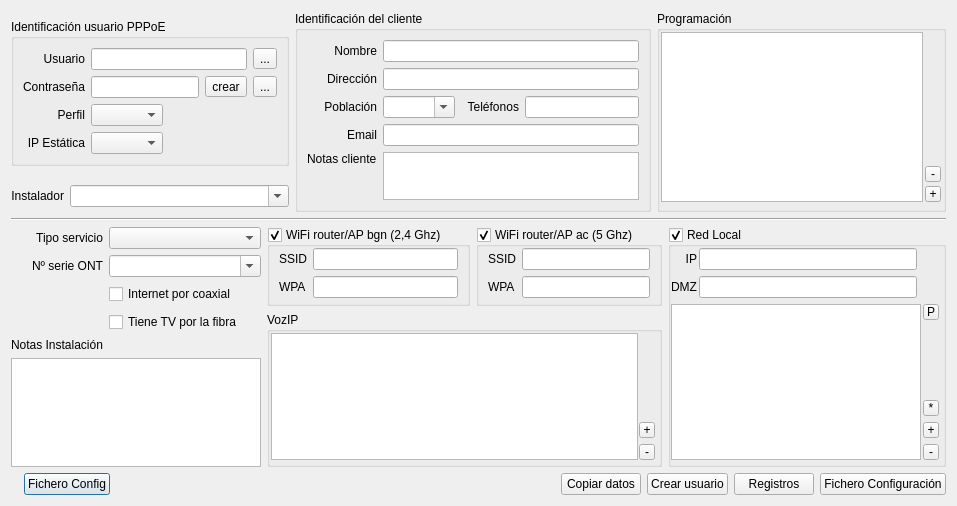
First picture: the form in src/Dialogs/DlgPPPUser.ui, repository silderan/QMikPPPManager, before the edit.
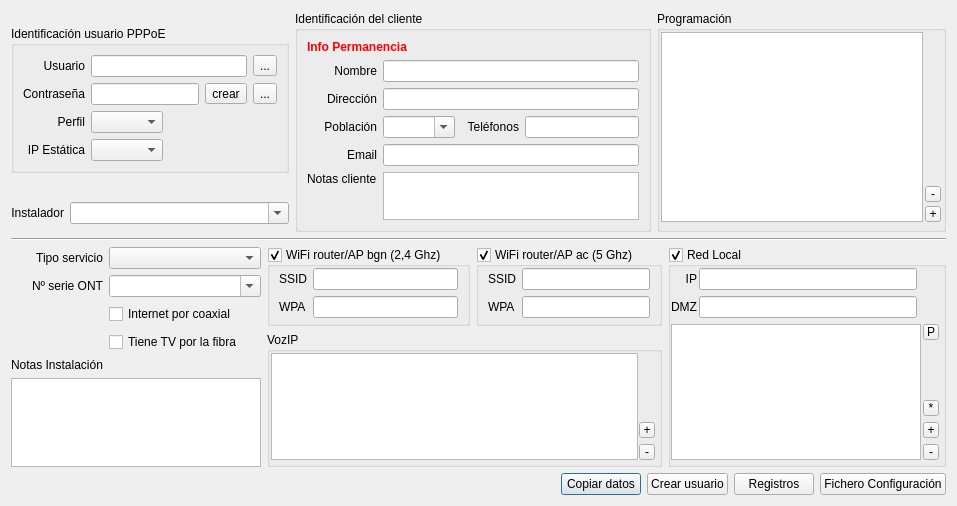
Second picture: the form after the edit. Icons and pictures are not drawn. Custom widgets are drawn as their Qt base class.

```diff
--- a/src/Dialogs/DlgPPPUser.ui
+++ b/src/Dialogs/DlgPPPUser.ui
@@ -142,17 +142,7 @@
         <string>Identificación del cliente</string>
        </property>
        <layout class="QGridLayout" name="gridLayout_2">
-        <item row="2" column="0">
-         <widget class="QLabel" name="label_6">
-          <property name="text">
-           <string>Población</string>
-          </property>
-          <property name="alignment">
-           <set>Qt::AlignRight|Qt::AlignTrailing|Qt::AlignVCenter</set>
-          </property>
-         </widget>
-        </item>
-        <item row="4" column="0">
+        <item row="5" column="0">
          <widget class="QLabel" name="label_9">
           <property name="text">
            <string>Notas cliente</string>
@@ -162,20 +152,7 @@
           </property>
          </widget>
         </item>
-        <item row="1" column="1" colspan="4">
-         <widget class="QLineEdit" name="clientAddressLineEdit"/>
-        </item>
-        <item row="0" column="0">
-         <widget class="QLabel" name="label_4">
-          <property name="text">
-           <string>Nombre</string>
-          </property>
-          <property name="alignment">
-           <set>Qt::AlignRight|Qt::AlignTrailing|Qt::AlignVCenter</set>
-          </property>
-         </widget>
-        </item>
-        <item row="2" column="1">
+        <item row="3" column="1">
          <widget class="QFancyComboBox" name="clientCityComboBox">
           <property name="editable">
            <bool>true</bool>
@@ -185,7 +162,56 @@
           </property>
          </widget>
         </item>
+        <item row="1" column="1" colspan="4">
+         <widget class="QLineEdit" name="clientNameLineEdit"/>
+        </item>
+        <item row="2" column="0">
+         <widget class="QLabel" name="label_5">
+          <property name="text">
+           <string>Dirección</string>
+          </property>
+          <property name="alignment">
+           <set>Qt::AlignRight|Qt::AlignTrailing|Qt::AlignVCenter</set>
+          </property>
+         </widget>
+        </item>
         <item row="4" column="1" colspan="4">
+         <widget class="QLineEdit" name="clientEmailLineEdit"/>
+        </item>
+        <item row="3" column="4">
+         <widget class="QLineEdit" name="clientPhonesLineEdit"/>
+        </item>
+        <item row="3" column="3">
+         <widget class="QLabel" name="label_7">
+          <property name="text">
+           <string>Teléfonos</string>
+          </property>
+          <property name="alignment">
+           <set>Qt::AlignRight|Qt::AlignTrailing|Qt::AlignVCenter</set>
+          </property>
+         </widget>
+        </item>
+        <item row="1" column="0">
+         <widget class="QLabel" name="label_4">
+          <property name="text">
+           <string>Nombre</string>
+          </property>
+          <property name="alignment">
+           <set>Qt::AlignRight|Qt::AlignTrailing|Qt::AlignVCenter</set>
+          </property>
+         </widget>
+        </item>
+        <item row="3" column="0">
+         <widget class="QLabel" name="label_6">
+          <property name="text">
+           <string>Población</string>
+          </property>
+          <property name="alignment">
+           <set>Qt::AlignRight|Qt::AlignTrailing|Qt::AlignVCenter</set>
+          </property>
+         </widget>
+        </item>
+        <item row="5" column="1" colspan="4">
          <widget class="QTextEdit" name="clientNotesTextEdit">
           <property name="maximumSize">
            <size>
@@ -195,17 +221,7 @@
           </property>
          </widget>
         </item>
-        <item row="1" column="0">
-         <widget class="QLabel" name="label_5">
-          <property name="text">
-           <string>Dirección</string>
-          </property>
-          <property name="alignment">
-           <set>Qt::AlignRight|Qt::AlignTrailing|Qt::AlignVCenter</set>
-          </property>
-         </widget>
-        </item>
-        <item row="3" column="0">
+        <item row="4" column="0">
          <widget class="QLabel" name="label_8">
           <property name="text">
            <string>Email</string>
@@ -215,25 +231,59 @@
           </property>
          </widget>
         </item>
-        <item row="3" column="1" colspan="4">
-         <widget class="QLineEdit" name="clientEmailLineEdit"/>
+        <item row="2" column="1" colspan="4">
+         <widget class="QLineEdit" name="clientAddressLineEdit"/>
         </item>
-        <item row="2" column="3">
-         <widget class="QLabel" name="label_7">
+        <item row="0" column="0" colspan="5">
+         <widget class="QLabel" name="permLabel">
+          <property name="palette">
+           <palette>
+            <active>
+             <colorrole role="WindowText">
+              <brush brushstyle="SolidPattern">
+               <color alpha="255">
+                <red>255</red>
+                <green>0</green>
+                <blue>0</blue>
+               </color>
+              </brush>
+             </colorrole>
+            </active>
+            <inactive>
+             <colorrole role="WindowText">
+              <brush brushstyle="SolidPattern">
+               <color alpha="255">
+                <red>255</red>
+                <green>0</green>
+                <blue>0</blue>
+               </color>
+              </brush>
+             </colorrole>
+            </inactive>
+            <disabled>
+             <colorrole role="WindowText">
+              <brush brushstyle="SolidPattern">
+               <color alpha="255">
+                <red>120</red>
+                <green>120</green>
+                <blue>120</blue>
+               </color>
+              </brush>
+             </colorrole>
+            </disabled>
+           </palette>
+          </property>
+          <property name="font">
+           <font>
+            <weight>75</weight>
+            <bold>true</bold>
+           </font>
+          </property>
           <property name="text">
-           <string>Teléfonos</string>
-          </property>
-          <property name="alignment">
-           <set>Qt::AlignRight|Qt::AlignTrailing|Qt::AlignVCenter</set>
+           <string>Info Permanencia</string>
           </property>
          </widget>
         </item>
-        <item row="2" column="4">
-         <widget class="QLineEdit" name="clientPhonesLineEdit"/>
-        </item>
-        <item row="0" column="1" colspan="4">
-         <widget class="QLineEdit" name="clientNameLineEdit"/>
-        </item>
        </layout>
       </widget>
      </item>
@@ -786,13 +836,6 @@
        </property>
       </widget>
      </item>
-     <item>
-      <widget class="QPushButton" name="configFileButton">
-       <property name="text">
-        <string>Fichero Config</string>
-       </property>
-      </widget>
-     </item>
      <item>
       <spacer name="horizontalSpacer">
        <property name="orientation">
```
Left out of the diff: 8 changed lines with no effect on the pictures.
